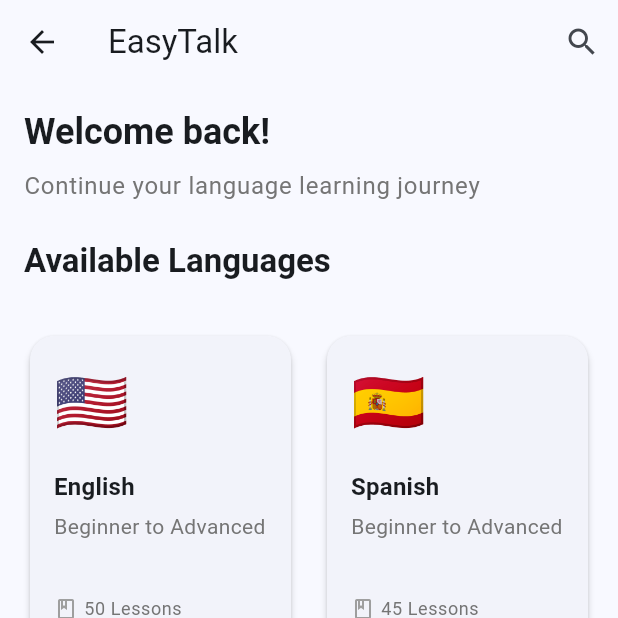
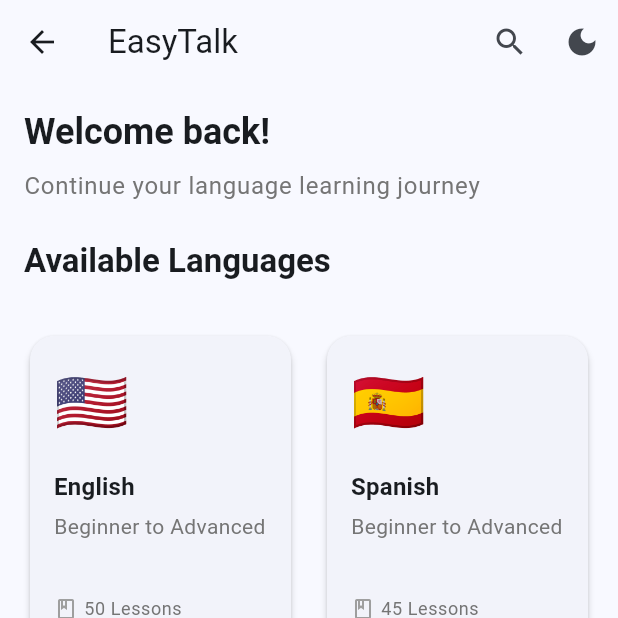
Before and after one commit to Ikedelta/Language-Learning-App-Talk-Easy-, a Flutter app: the screen it shows after launch, after a tap on "Sign In", after a tap on "Sign in with Google", after a tap on "Sign Up", on a phone screen of 412 x 824 dp, the top half of it. Run offline on Flutter 3.47's test engine with Material 3 defaults, Android fonts, the phone set to English and light mode, and no system bars; our stand-ins replace audioplayers, connectivity_plus, shared_preferences, youtube_player_flutter.

Commit message:
Added AI

```diff
--- a/lib/main.dart
+++ b/lib/main.dart
@@ -2,30 +2,70 @@
 import 'package:easy_talk/screens/splash/splash_screen.dart';
 import 'package:easy_talk/screens/language_courses/language_courses_screen.dart';
 import 'package:easy_talk/screens/auth/login_screen.dart';
+import 'package:easy_talk/screens/auth/signup_screen.dart';
 import 'package:easy_talk/screens/home/home_screen.dart';
+import 'package:shared_preferences/shared_preferences.dart';
 
 void main() async {
   WidgetsFlutterBinding.ensureInitialized();
-  runApp(const MyApp());
+  final prefs = await SharedPreferences.getInstance();
+  final isDarkMode = prefs.getBool('isDarkMode') ?? false;
+  runApp(MyApp(isDarkMode: isDarkMode));
 }
 
-class MyApp extends StatelessWidget {
-  const MyApp({super.key});
+class MyApp extends StatefulWidget {
+  final bool isDarkMode;
+
+  const MyApp({super.key, required this.isDarkMode});
+
+  @override
+  State<MyApp> createState() => _MyAppState();
+}
+
+class _MyAppState extends State<MyApp> {
+  late bool _isDarkMode;
+
+  @override
+  void initState() {
+    super.initState();
+    _isDarkMode = widget.isDarkMode;
+  }
+
+  void toggleTheme() async {
+    setState(() {
+      _isDarkMode = !_isDarkMode;
+    });
+    final prefs = await SharedPreferences.getInstance();
+    await prefs.setBool('isDarkMode', _isDarkMode);
+  }
 
   @override
   Widget build(BuildContext context) {
     return MaterialApp(
       title: 'Easy Talk',
-      debugShowCheckedModeBanner: true,
+      debugShowCheckedModeBanner: false,
       theme: ThemeData(
-        colorScheme: ColorScheme.fromSeed(seedColor: Colors.blue),
+        colorScheme: ColorScheme.fromSeed(
+          seedColor: Colors.blue,
+          brightness: Brightness.light,
+        ),
         useMaterial3: true,
       ),
-      home: const SplashScreen(),
+      darkTheme: ThemeData(
+        colorScheme: ColorScheme.fromSeed(
+          seedColor: Colors.blue,
+          brightness: Brightness.dark,
+        ),
+        useMaterial3: true,
+      ),
+      themeMode: _isDarkMode ? ThemeMode.dark : ThemeMode.light,
+      home: SplashScreen(toggleTheme: toggleTheme),
       routes: {
-        '/login': (context) => const LoginScreen(),
-        '/home': (context) => const HomeScreen(),
-        '/language-courses': (context) => const LanguageCoursesScreen(language: 'English'),
+        '/login': (context) => LoginScreen(toggleTheme: toggleTheme),
+        '/home': (context) => HomeScreen(toggleTheme: toggleTheme),
+        '/signup': (context) => SignupScreen(toggleTheme: toggleTheme),
+        '/language-courses': (context) =>
+            const LanguageCoursesScreen(language: 'English'),
       },
     );
   }
--- a/lib/screens/auth/login_screen.dart
+++ b/lib/screens/auth/login_screen.dart
@@ -4,7 +4,12 @@
 import 'package:easy_talk/screens/home/home_screen.dart';
 
 class LoginScreen extends StatefulWidget {
-  const LoginScreen({super.key});
+  final Function() toggleTheme;
+
+  const LoginScreen({
+    super.key,
+    required this.toggleTheme,
+  });
 
   @override
   State<LoginScreen> createState() => _LoginScreenState();
@@ -30,7 +35,8 @@
     await Future.delayed(const Duration(seconds: 2));
     if (mounted) {
       Navigator.of(context).pushReplacement(
-        MaterialPageRoute(builder: (context) => const HomeScreen()),
+        MaterialPageRoute(
+            builder: (context) => HomeScreen(toggleTheme: widget.toggleTheme)),
       );
     }
     setState(() => _isLoading = false);
@@ -44,7 +50,8 @@
     await Future.delayed(const Duration(seconds: 2));
     if (mounted) {
       Navigator.of(context).pushReplacement(
-        MaterialPageRoute(builder: (context) => const HomeScreen()),
+        MaterialPageRoute(
+            builder: (context) => HomeScreen(toggleTheme: widget.toggleTheme)),
       );
     }
     setState(() => _isLoading = false);
@@ -66,17 +73,17 @@
                   Text(
                     'Welcome Back!',
                     style: Theme.of(context).textTheme.headlineMedium?.copyWith(
-                      fontWeight: FontWeight.bold,
-                      color: Theme.of(context).colorScheme.primary,
-                    ),
+                          fontWeight: FontWeight.bold,
+                          color: Theme.of(context).colorScheme.primary,
+                        ),
                     textAlign: TextAlign.center,
                   ),
                   const SizedBox(height: 8),
                   Text(
                     'Sign in to continue your learning journey',
                     style: Theme.of(context).textTheme.bodyLarge?.copyWith(
-                      color: Colors.grey[600],
-                    ),
+                          color: Colors.grey[600],
+                        ),
                     textAlign: TextAlign.center,
                   ),
                   const SizedBox(height: 48),
@@ -199,7 +206,8 @@
                         onPressed: () {
                           Navigator.of(context).push(
                             MaterialPageRoute(
-                              builder: (context) => const SignupScreen(),
+                              builder: (context) =>
+                                  SignupScreen(toggleTheme: widget.toggleTheme),
                             ),
                           );
                         },
--- a/lib/screens/chat/ai_chat_screen.dart
+++ b/lib/screens/chat/ai_chat_screen.dart
@@ -1,4 +1,7 @@
 import 'package:flutter/material.dart';
+import 'package:http/http.dart' as http;
+import 'dart:convert';
+import 'package:connectivity_plus/connectivity_plus.dart';
 
 class AIChatScreen extends StatefulWidget {
   const AIChatScreen({super.key});
@@ -11,6 +14,61 @@
   final _messageController = TextEditingController();
   final List<ChatMessage> _messages = [];
   bool _isListening = false;
+  bool _isLoading = false;
+  bool _isOffline = false;
+  // Note: In a production app, this API key should be stored securely
+  // and not hardcoded in the source code. Consider using environment variables
+  // or a backend server to handle API calls.
+  final String _apiKey = 'AIzaSyBgM0LutJvHpPJwMOdFTiMdnNYiMJYH2sA';
+
+  @override
+  void initState() {
+    super.initState();
+    _checkConnectivity();
+  }
+
+  Future<void> _checkConnectivity() async {
+    final connectivityResult = await Connectivity().checkConnectivity();
+    setState(() {
+      _isOffline = connectivityResult == ConnectivityResult.none;
+    });
+
+    Connectivity().onConnectivityChanged.listen((ConnectivityResult result) {
+      setState(() {
+        _isOffline = result == ConnectivityResult.none;
+      });
+    });
+  }
+
+  Future<String> _getAIResponse(String message) async {
+    try {
+      final response = await http.post(
+        Uri.parse(
+            'https://generativelanguage.googleapis.com/v1beta/models/gemini-2.0-flash:generateContent?key=$_apiKey'),
+        headers: {
+          'Content-Type': 'application/json',
+        },
+        body: jsonEncode({
+          'contents': [
+            {
+              'parts': [
+                {'text': message}
+              ]
+            }
+          ]
+        }),
+      );
+
+      if (response.statusCode == 200) {
+        final data = jsonDecode(response.body);
+        return data['candidates'][0]['content']['parts'][0]['text'];
+      } else {
+        return 'Error: ${response.statusCode} - ${response.body}';
+      }
+    } catch (e) {
+      return 'Error: $e';
+    }
+  }
 
   @override
   void dispose() {
@@ -32,7 +90,7 @@
     });
   }
 
-  void _sendMessage() {
+  void _sendMessage() async {
     final text = _messageController.text.trim();
     if (text.isEmpty) return;
 
@@ -45,22 +103,23 @@
         ),
       );
       _messageController.clear();
+      _isLoading = true;
     });
 
-    // TODO: Implement AI response
-    Future.delayed(const Duration(seconds: 1), () {
+    final response = await _getAIResponse(text);
+
     if (mounted) {
       setState(() {
         _messages.add(
           ChatMessage(
-              text: "I'm a placeholder response. The AI integration will be implemented later.",
+            text: response,
             isUser: false,
             timestamp: DateTime.now(),
           ),
         );
+        _isLoading = false;
       });
     }
-    });
   }
 
   @override
@@ -79,6 +138,22 @@
       ),
       body: Column(
         children: [
+          if (_isOffline)
+            Container(
+              padding: const EdgeInsets.all(8),
+              color: Colors.red,
+              child: const Row(
+                mainAxisAlignment: MainAxisAlignment.center,
+                children: [
+                  Icon(Icons.wifi_off, color: Colors.white),
+                  SizedBox(width: 8),
+                  Text(
+                    'No internet connection',
+                    style: TextStyle(color: Colors.white),
+                  ),
+                ],
+              ),
+            ),
           Expanded(
             child: ListView.builder(
               padding: const EdgeInsets.all(16),
@@ -109,19 +184,22 @@
             child: Row(
               children: [
                 IconButton(
-                  onPressed: _isListening ? _stopListening : _startListening,
                   icon: Icon(
                     _isListening ? Icons.mic : Icons.mic_none,
-                    color: _isListening
-                        ? Theme.of(context).colorScheme.primary
-                        : null,
+                    color: _isListening ? Colors.red : null,
                   ),
+                  onPressed: _isOffline
+                      ? null
+                      : (_isListening ? _stopListening : _startListening),
                 ),
                 Expanded(
                   child: TextField(
                     controller: _messageController,
+                    enabled: !_isOffline,
                     decoration: InputDecoration(
-                      hintText: 'Type your message...',
+                      hintText: _isOffline
+                          ? 'Offline - No internet connection'
+                          : 'Type a message...',
                       border: OutlineInputBorder(
                         borderRadius: BorderRadius.circular(24),
                       ),
@@ -130,14 +208,19 @@
                         vertical: 8,
                       ),
                     ),
-                    maxLines: null,
-                    textCapitalization: TextCapitalization.sentences,
+                    onSubmitted: (_) => _sendMessage(),
                   ),
                 ),
                 IconButton(
-                  onPressed: _sendMessage,
-                  icon: const Icon(Icons.send),
-                  color: Theme.of(context).colorScheme.primary,
+                  icon: _isLoading
+                      ? const SizedBox(
+                          width: 24,
+                          height: 24,
+                          child: CircularProgressIndicator(strokeWidth: 2),
+                        )
+                      : const Icon(Icons.send),
+                  onPressed:
+                      _isOffline ? null : (_isLoading ? null : _sendMessage),
                 ),
               ],
             ),
--- a/lib/screens/home/home_screen.dart
+++ b/lib/screens/home/home_screen.dart
@@ -5,7 +5,12 @@
 import 'package:easy_talk/screens/language_courses/language_courses_screen.dart';
 
 class HomeScreen extends StatefulWidget {
-  const HomeScreen({super.key});
+  final Function() toggleTheme;
+
+  const HomeScreen({
+    super.key,
+    required this.toggleTheme,
+  });
 
   @override
   State<HomeScreen> createState() => _HomeScreenState();
@@ -73,6 +78,8 @@
 
   @override
   Widget build(BuildContext context) {
+    final isDarkMode = Theme.of(context).brightness == Brightness.dark;
+
     return Scaffold(
       body: SafeArea(
         child: IndexedStack(
@@ -81,7 +88,7 @@
             _buildHomeContent(),
             const AIChatScreen(),
             const ProfileScreen(),
-            const SettingsScreen(),
+            SettingsScreen(toggleTheme: widget.toggleTheme),
           ],
         ),
       ),
@@ -115,6 +122,8 @@
   }
 
   Widget _buildHomeContent() {
+    final isDarkMode = Theme.of(context).brightness == Brightness.dark;
+
     return CustomScrollView(
       slivers: [
         SliverAppBar(
@@ -126,6 +135,12 @@
               onPressed: () {
                 // TODO: Implement search
               },
+            ),
+            IconButton(
+              icon: Icon(
+                isDarkMode ? Icons.light_mode : Icons.dark_mode,
+              ),
+              onPressed: widget.toggleTheme,
             ),
           ],
         ),
@@ -216,7 +231,8 @@
             Navigator.push(
               context,
               MaterialPageRoute(
-                builder: (context) => LanguageCoursesScreen(language: language.name),
+                builder: (context) =>
+                    LanguageCoursesScreen(language: language.name),
               ),
             );
           } else {
--- a/pubspec.yaml
+++ b/pubspec.yaml
@@ -31,6 +31,10 @@
   flutter:
     sdk: flutter
   youtube_player_flutter: ^9.0.0
+  provider: ^6.1.1
+  shared_preferences: ^2.2.2
+  http: ^1.1.0
+  connectivity_plus: ^5.0.2
 
   # The following adds the Cupertino Icons font to your application.
   # Use with the CupertinoIcons class for iOS style icons.
```
Also changed, not shown: lib/screens/auth/signup_screen.dart (+13 -7 lines), lib/screens/settings/settings_screen.dart (+20 -10 lines), lib/screens/splash/splash_screen.dart (+13 -7 lines), pubspec.lock, 5 other files. Lines whose indentation alone changed are shown as unchanged.
